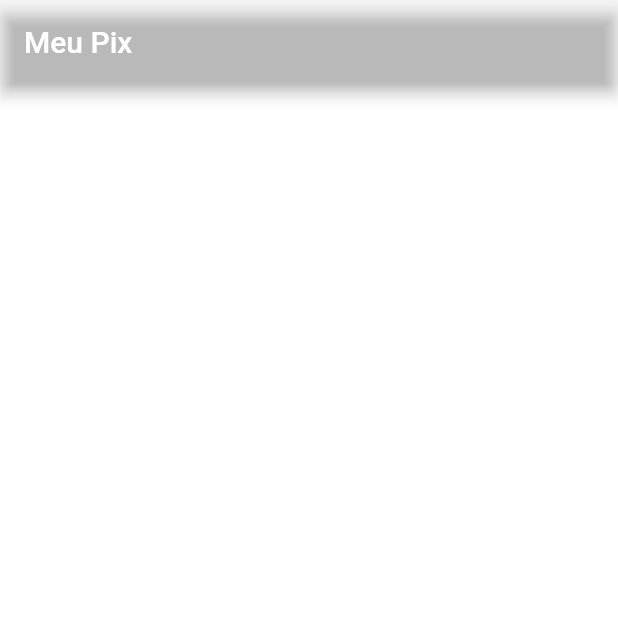
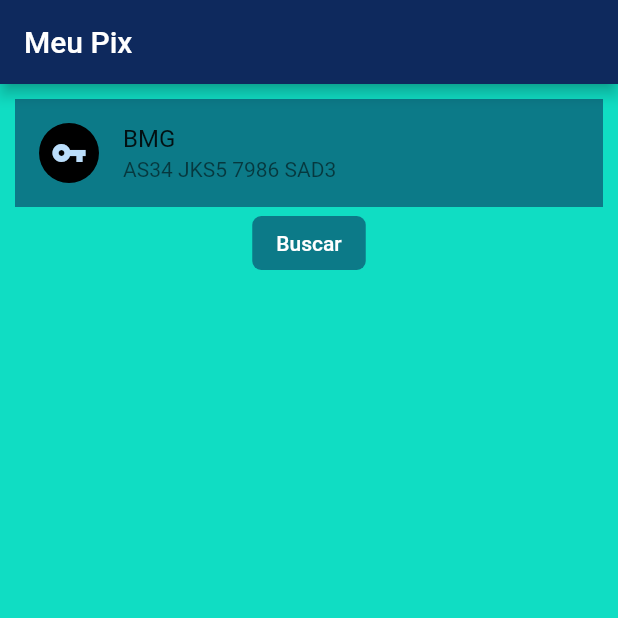
Before and after one commit to rafaferraz/pix-key-management, a Flutter app: the screen it shows after launch, on a phone screen of 412 x 824 dp, the top half of it. Run offline on Flutter 3.47's test engine with Material 2 defaults, Android fonts, the light colour scheme and no system bars.

Commit message:
home page design

```diff
--- a/lib/home/pages/home_page.dart
+++ b/lib/home/pages/home_page.dart
@@ -7,15 +7,53 @@
   @override
   Widget build(BuildContext context) {
     return Scaffold(
-      backgroundColor: colors[1],
+      backgroundColor: colors[4],
       appBar: AppBar(
-        backgroundColor: colors[1],
+        backgroundColor: colors[2],
         title: Text('Meu Pix'),
       ),
-      body: Column(
-        children: [
-          // TODO: CRIAR WIDGET CHAVE
-        ],
+      body: Padding(
+        padding: const EdgeInsets.all(10.0),
+        child: Column(
+          crossAxisAlignment: CrossAxisAlignment.center,
+          children: [
+            Container(
+              decoration: BoxDecoration(borderRadius: BorderRadius.circular(15)),
+              child: ListTile(
+                tileColor: colors[3],
+                leading: CircleAvatar(
+                  backgroundColor: Colors.black,
+                  child: Icon(
+                    Icons.vpn_key,
+                  ),
+                ),
+                title: Text(
+                  'BMG',
+                ),
+                subtitle: Text('AS34 JKS5 7986 SAD3'),
+              ),
+            ),
+            Row(
+              mainAxisAlignment: MainAxisAlignment.center,
+              children: [
+                Container(
+                  child: ElevatedButton(
+                    onPressed: () {},
+                    child: Text('Buscar'),
+                    style: ElevatedButton.styleFrom(
+                      shape: RoundedRectangleBorder(
+                        borderRadius: BorderRadius.circular(6),
+                      ),
+                      primary: colors[3],
+                      elevation: 2,
+                      shadowColor: Colors.transparent,
+                    ),
+                  ),
+                ),
+              ],
+            )
+          ],
+        ),
       ),
     );
   }
--- a/lib/main.dart
+++ b/lib/main.dart
@@ -1,5 +1,4 @@
 import 'package:flutter/material.dart';
-import 'package:pix_key/utils.dart';
 
 import 'home/pages/home_page.dart';
 
--- a/lib/utils.dart
+++ b/lib/utils.dart
@@ -1,9 +1,9 @@
 import 'package:flutter/material.dart';
 
 List<Color> colors = [
-  Color(0x00ffe660),
-  Color(0x00fff795),
-  Color(0x000e295d),
-  Color(0x000c7a88),
-  Color(0x0010ddc3),
+  Color(0xffffe660),
+  Color(0xfffff795),
+  Color(0xff0e295d),
+  Color(0xff0c7a88),
+  Color(0xff10ddc3),
 ];
```
Also changed, not shown: 1 other file.
